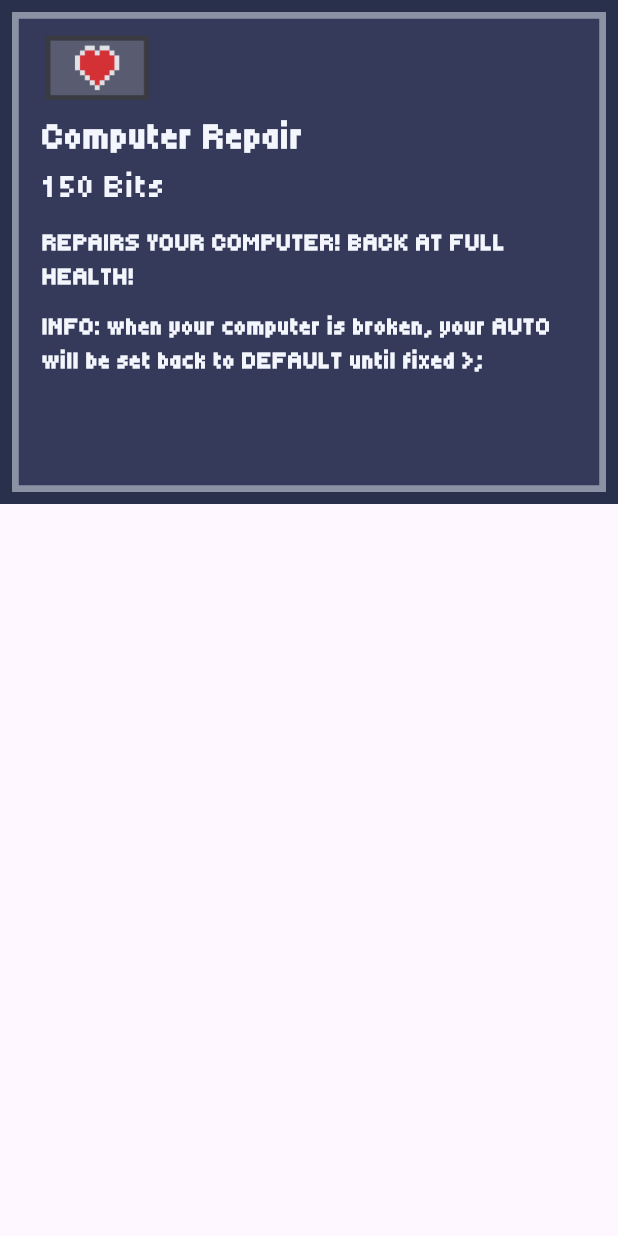
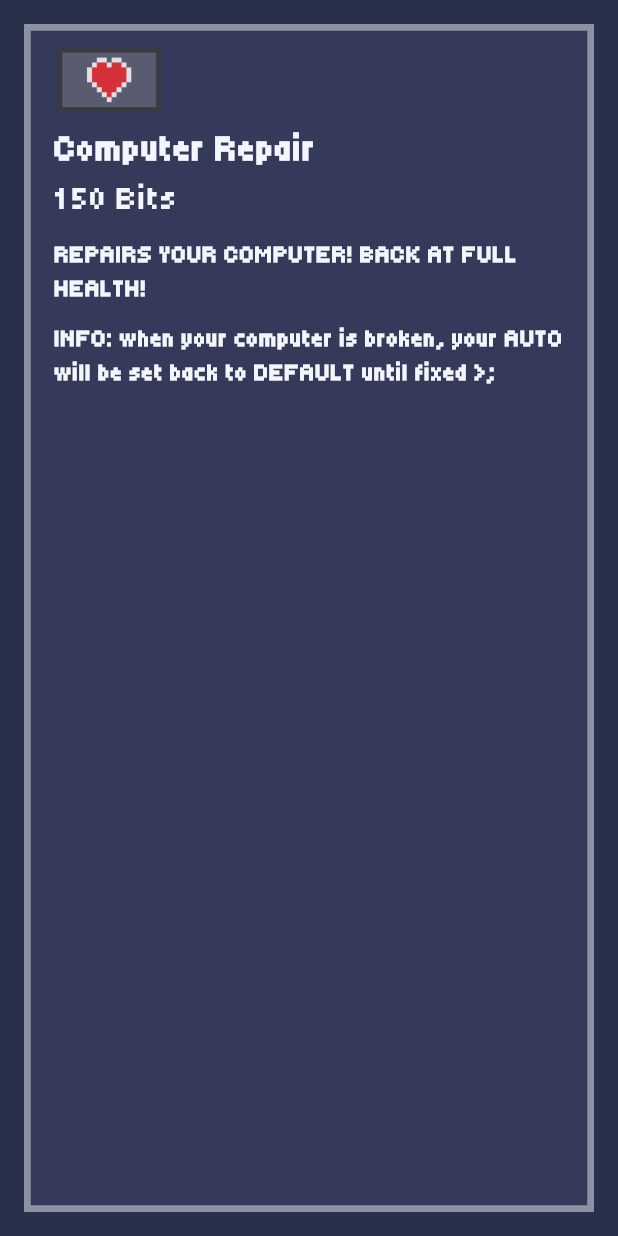
Before and after one commit to AsherTsai/ARLO.EXE-Clicker, a Flutter app: the ShopPage widget shown alone on an empty page, opened directly, on a phone screen of 412 x 824 dp. Run offline on Flutter 3.47's test engine with Material 3 defaults, Android fonts, the light colour scheme and no system bars; our stand-ins replace audioplayers, shared_preferences; accounts and stored records are empty.

Commit message:
UI Bug Fixes

```diff
--- a/lib/home.dart
+++ b/lib/home.dart
@@ -120,7 +120,7 @@ class _HomeState extends State<Home> {
 
               //ARLO
               Container(
-                height: 200,
+                height: 170,
                 width: double.infinity,
 
                 decoration: BoxDecoration(
--- a/lib/main.dart
+++ b/lib/main.dart
@@ -27,6 +27,12 @@ class MyApp extends StatelessWidget {
 
   @override
   Widget build(BuildContext context) {
+    AppBar(
+      systemOverlayStyle: SystemUiOverlayStyle(
+        // Status bar color
+        statusBarColor: Colors.red,
+      ),
+    );
     return MaterialApp(
       debugShowCheckedModeBanner: false,
       home: Home(),
--- a/lib/mainScreen.dart
+++ b/lib/mainScreen.dart
@@ -41,8 +41,8 @@ class _MainscreenState extends State<Mainscreen>
               child: Image.asset(
                 'assets/images/${value.quokka}${value.image}.png',
                 fit: BoxFit.cover,
-                height: 400,
-                width: 240,
+                height: 330,
+                width: 230,
               ),
             ),
             Positioned.fill(
--- a/lib/model.dart
+++ b/lib/model.dart
@@ -132,9 +132,9 @@ class Model extends ChangeNotifier {
 
   String get formattedBits {
     if (_bits < 1000) return _bits.toString();
-    if (_bits < 1000000) return (_bits / 1000).toStringAsFixed(3) + " KB";
-    if (_bits < 1000000000) return (_bits / 1000000).toStringAsFixed(3) + " MB";
-    return (_bits / 1000000000).toStringAsFixed(3) + " GB";
+    if (_bits < 1000000) return (_bits / 1000).toStringAsFixed(3);
+    if (_bits < 1000000000) return (_bits / 1000000).toStringAsFixed(3);
+    return (_bits / 1000000000).toStringAsFixed(3);
   }
 
   String get quokka => _isBatteryDead ? 'dedquokka_' : 'quokka_';
--- a/lib/shop.dart
+++ b/lib/shop.dart
@@ -133,9 +133,10 @@ class _ShopPageState extends State<ShopPage> {
                   }
                 }
               },
+              child: Padding(
+                padding: const EdgeInsets.all(8.0),
+                child: Expanded(
                   child: Container(
-                height: 320,
-
                     decoration: BoxDecoration(
                       color: const Color.fromARGB(
                         255,
@@ -160,7 +161,10 @@ class _ShopPageState extends State<ShopPage> {
                         crossAxisAlignment: CrossAxisAlignment.start,
                         children: [
                           Padding(
-                        padding: const EdgeInsets.only(top: 10.0, bottom: 6.0),
+                            padding: const EdgeInsets.only(
+                              top: 10.0,
+                              bottom: 6.0,
+                            ),
                             child: Image.asset(
                               'assets/heart.png',
                               fit: BoxFit.contain,
@@ -207,6 +211,8 @@ class _ShopPageState extends State<ShopPage> {
                   ),
                 ),
               ),
+            ),
+          ),
         );
       },
     );
```
Lines whose indentation alone changed are shown as unchanged.
